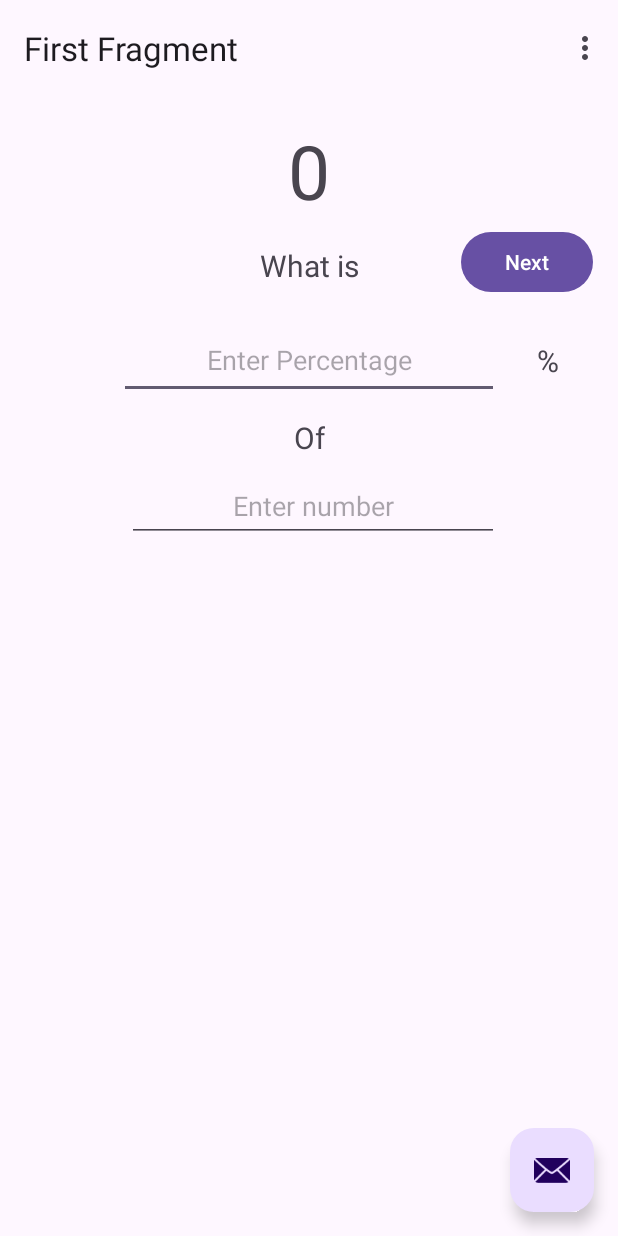
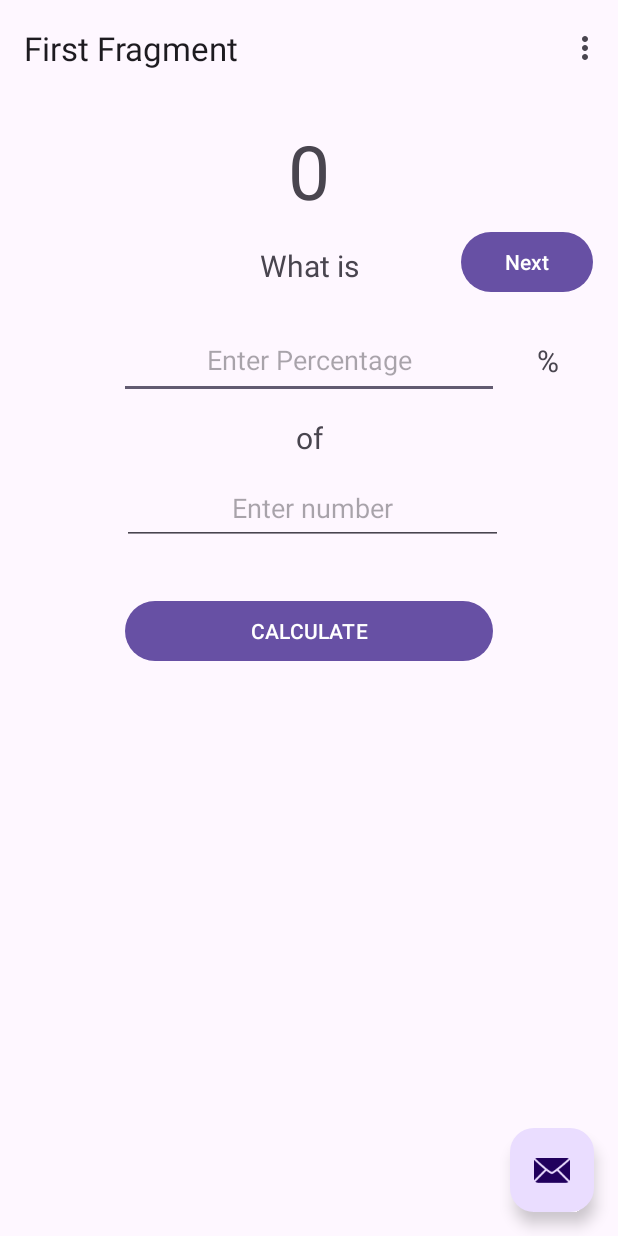
Before and after one commit to alimovlex/Sandbox_DevSlopes, an Android app: the screen it shows after launch (MainActivity), on a phone screen of 412 x 824 dp. Run offline under Robolectric (Android 15) with nearby library versions, the phone set to English and light mode, and no system bars; our stand-ins replace navigation-ui.

Commit message:
The app works correctly. The logic design is done!

```diff
--- a/Android/Sandbox/app/src/main/java/com/example/sandbox/MainActivity.java
+++ b/Android/Sandbox/app/src/main/java/com/example/sandbox/MainActivity.java
@@ -15,12 +15,20 @@ import androidx.navigation.ui.AppBarConfiguration;
 import androidx.navigation.ui.NavigationUI;
 
 import com.example.sandbox.databinding.ActivityMainBinding;
+import com.google.android.material.textfield.TextInputEditText;
 
 import android.view.Menu;
 import android.view.MenuItem;
+import android.widget.TextView;
+import android.widget.Button;
+
+import org.w3c.dom.Text;
 
 public class MainActivity extends AppCompatActivity {
 
+    TextView totalTextView;
+    TextInputEditText percentageTxt;
+    TextInputEditText numberTxt;
     private AppBarConfiguration appBarConfiguration;
     private ActivityMainBinding binding;
 
@@ -43,6 +51,21 @@ public class MainActivity extends AppCompatActivity {
                 Snackbar.make(view, "Replace with your own action", Snackbar.LENGTH_LONG)
                         .setAnchorView(R.id.fab)
                         .setAction("Action", null).show();
+            }
+        });
+        //MY CODE HERE
+
+        totalTextView = (TextView)findViewById(R.id.totalTextView);
+        percentageTxt = (TextInputEditText)findViewById(R.id.percentageTxt);
+        numberTxt = (TextInputEditText)findViewById(R.id.numberTxt);
+        Button calcBtn = (Button) findViewById(R.id.calcBtn);
+        calcBtn.setOnClickListener(new View.OnClickListener() {
+            @Override
+            public void onClick(View view) {
+                float percentage = Float.parseFloat(percentageTxt.getText().toString());
+                float dec = percentage / 100;
+                float total = dec * Float.parseFloat(numberTxt.getText().toString());
+                totalTextView.setText(Float.toString(total));
             }
         });
     }
--- a/Android/Sandbox/app/src/main/res/layout/fragment_first.xml
+++ b/Android/Sandbox/app/src/main/res/layout/fragment_first.xml
@@ -19,7 +19,7 @@
             android:layout_marginTop="11dp"
             android:layout_marginBottom="24dp"
             android:text="@string/next"
-            app:layout_constraintBottom_toTopOf="@+id/textInputEditText"
+            app:layout_constraintBottom_toTopOf="@+id/percentageTxt"
             app:layout_constraintEnd_toEndOf="parent"
             app:layout_constraintStart_toEndOf="@+id/textView"
             app:layout_constraintTop_toBottomOf="@+id/totalTextView" />
@@ -56,7 +56,7 @@
         </com.google.android.material.textfield.TextInputLayout>
 
         <com.google.android.material.textfield.TextInputEditText
-            android:id="@+id/textInputEditText"
+            android:id="@+id/percentageTxt"
             android:layout_width="253dp"
             android:layout_height="51dp"
             android:layout_marginTop="24dp"
@@ -76,16 +76,16 @@
         </com.google.android.material.textfield.TextInputLayout>
 
         <com.google.android.material.textfield.TextInputEditText
-            android:id="@+id/textInputEditText4"
-            android:layout_width="248dp"
-            android:layout_height="47dp"
+            android:id="@+id/numberTxt"
+            android:layout_width="254dp"
+            android:layout_height="49dp"
             android:layout_marginTop="48dp"
             android:hint="Enter number"
             android:textAlignment="center"
             app:layout_constraintEnd_toEndOf="parent"
             app:layout_constraintHorizontal_bias="0.519"
             app:layout_constraintStart_toStartOf="parent"
-            app:layout_constraintTop_toBottomOf="@+id/textInputEditText" />
+            app:layout_constraintTop_toBottomOf="@+id/percentageTxt" />
 
         <TextView
             android:id="@+id/textView2"
@@ -97,7 +97,7 @@
             android:textSize="20sp"
             app:layout_constraintEnd_toEndOf="parent"
             app:layout_constraintHorizontal_bias="0.0"
-            app:layout_constraintStart_toEndOf="@+id/textInputEditText"
+            app:layout_constraintStart_toEndOf="@+id/percentageTxt"
             app:layout_constraintTop_toBottomOf="@+id/button_first" />
 
         <TextView
@@ -106,12 +106,23 @@
             android:layout_height="wrap_content"
             android:layout_marginTop="16dp"
             android:layout_marginBottom="13dp"
-            android:text="Of"
+            android:text="of"
             android:textSize="20sp"
-            app:layout_constraintBottom_toTopOf="@+id/textInputEditText4"
+            app:layout_constraintBottom_toTopOf="@+id/numberTxt"
             app:layout_constraintEnd_toEndOf="parent"
             app:layout_constraintHorizontal_bias="0.5"
             app:layout_constraintStart_toStartOf="parent"
-            app:layout_constraintTop_toBottomOf="@+id/textInputEditText" />
+            app:layout_constraintTop_toBottomOf="@+id/percentageTxt" />
+
+        <Button
+            android:id="@+id/calcBtn"
+            android:layout_width="245dp"
+            android:layout_height="48dp"
+            android:layout_marginTop="33dp"
+            android:text="CALCULATE"
+            app:layout_constraintEnd_toEndOf="parent"
+            app:layout_constraintHorizontal_bias="0.5"
+            app:layout_constraintStart_toStartOf="parent"
+            app:layout_constraintTop_toBottomOf="@+id/numberTxt" />
     </androidx.constraintlayout.widget.ConstraintLayout>
 </androidx.core.widget.NestedScrollView>
```
